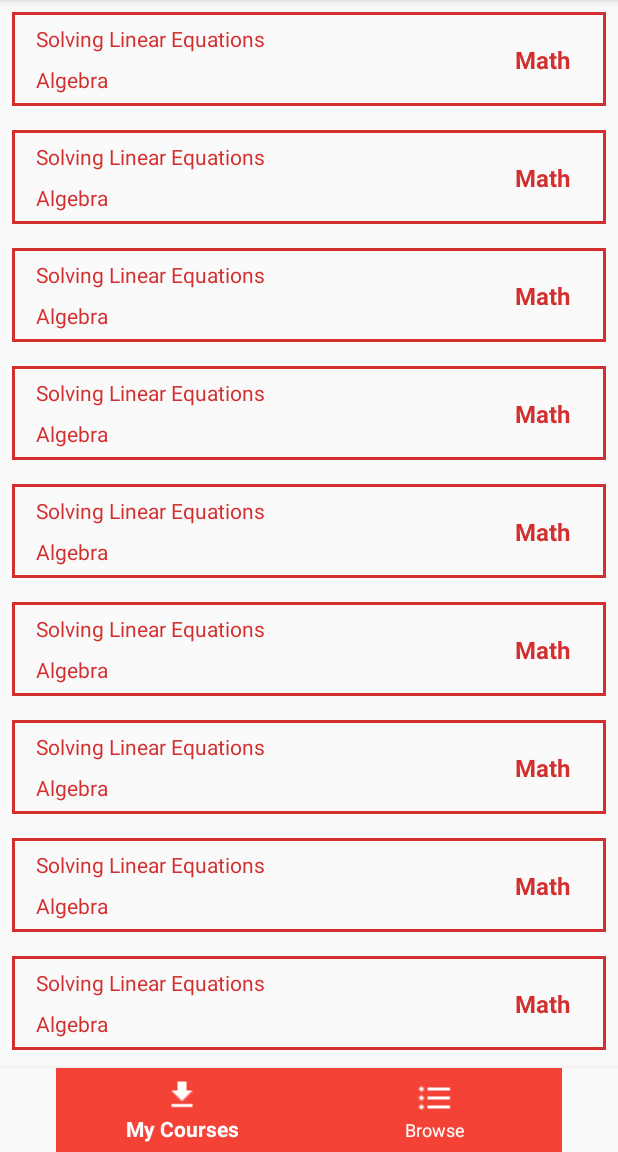
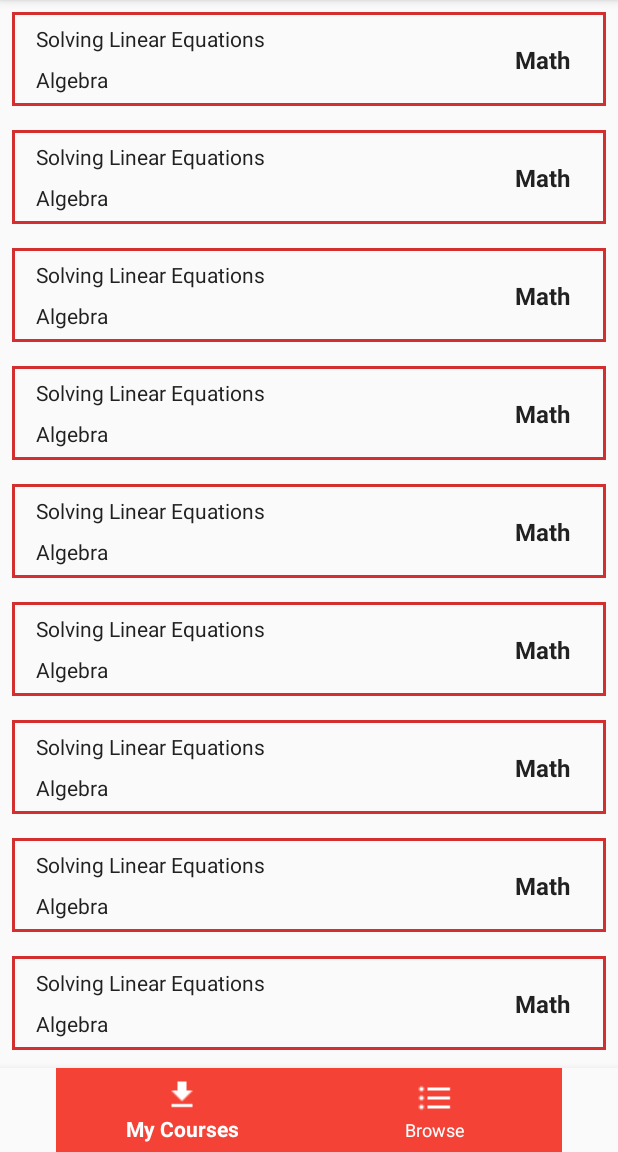
Before and after one commit to BrylleGomez/nitaq-mobile, an Android app: the screen it shows after launch (MainActivity), on a phone screen of 412 x 824 dp, the part 84-1236 px from its top. Run offline under Robolectric (Android 15) with nearby library versions, the phone set to English and light mode, and no system bars; our stand-ins replace Firebase (no records; nobody signed in at launch, a user with empty details on screens opened directly).

Commit message:
no message

```diff
--- a/app/src/main/res/drawable-v24/round_corners_red.xml
+++ b/app/src/main/res/drawable-v24/round_corners_red.xml
@@ -1,6 +1,6 @@
 <?xml version="1.0" encoding="UTF-8"?>
 <shape xmlns:android="http://schemas.android.com/apk/res/android">
-    <solid android:color="#BE1281"/>
+    <solid android:color="@color/colorDivider"/>
     <corners android:radius="7dp"/>
     <padding android:left="0dp"
         android:top="0dp" android:right="0dp" android:bottom="0dp" />
--- a/app/src/main/res/layout/fragment_courses_package_viewholder.xml
+++ b/app/src/main/res/layout/fragment_courses_package_viewholder.xml
@@ -19,7 +19,7 @@
         android:paddingLeft="8dp"
         android:paddingRight="8dp"
         android:text="Subject"
-        android:textColor="@color/colorPrimaryDark"
+        android:textColor="@color/colorPrimaryText"
         android:textSize="16sp"
         android:textStyle="bold"
         app:layout_constraintBottom_toBottomOf="parent"
@@ -36,7 +36,7 @@
         android:paddingLeft="8dp"
         android:paddingRight="8dp"
         android:text="Module"
-        android:textColor="@color/colorPrimaryDark"
+        android:textColor="@color/colorPrimaryText"
         app:layout_constraintBottom_toBottomOf="parent"
         app:layout_constraintEnd_toEndOf="parent"
         app:layout_constraintHorizontal_bias="0.0"
@@ -53,7 +53,7 @@
         android:paddingLeft="8dp"
         android:paddingRight="8dp"
         android:text="Topic"
-        android:textColor="@color/colorPrimaryDark"
+        android:textColor="@color/colorPrimaryText"
         app:layout_constraintBottom_toBottomOf="parent"
         app:layout_constraintEnd_toEndOf="parent"
         app:layout_constraintHorizontal_bias="0.0"
```
Also changed, not shown: app/src/main/res/layout/search_item.xml (deleted, +0 -45 lines).
